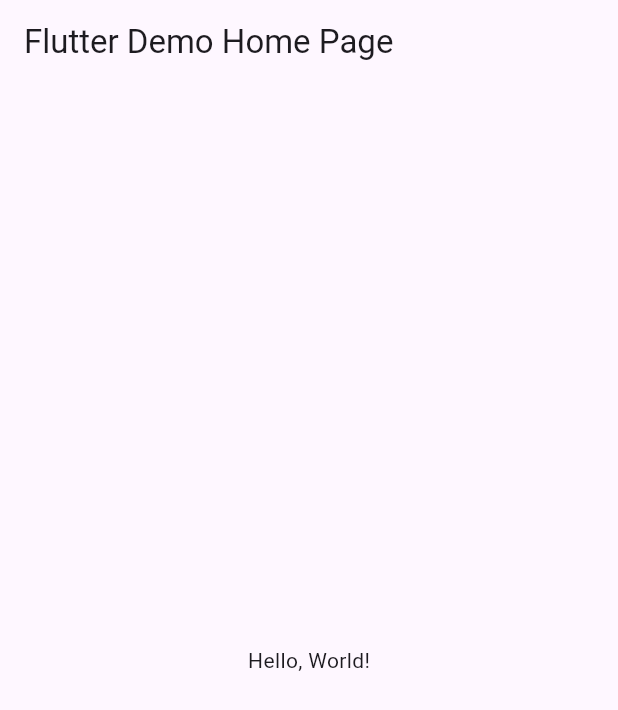
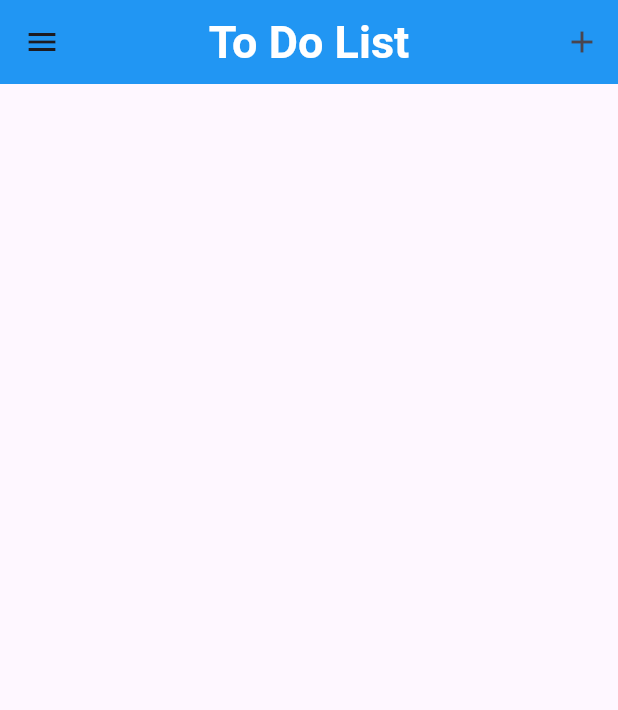
Before and after one commit to YoussefElAkkad/MobileAppDevelopment, a Flutter app: the screen it shows after launch, on a phone screen of 412 x 824 dp. Shown: the top 710 px of the screen. Run offline on Flutter 3.47's test engine with Material 3 defaults, Android fonts, the phone set to English and light mode, and no system bars.

Commit message:
session5_Content

```diff
--- /dev/null
+++ b/lib/To_do_list.dart
@@ -0,0 +1,27 @@
+import 'package:flutter/material.dart';
+
+class To_Do_List extends StatelessWidget {
+  const To_Do_List({Key? key}) : super(key: key);
+
+  @override
+  Widget build(BuildContext context) {
+    return Scaffold(
+      appBar: AppBar(
+        titleTextStyle: const TextStyle(
+            color: Colors.white, fontSize: 30, fontWeight: FontWeight.bold),
+        backgroundColor: Colors.blue,
+        centerTitle: true,
+        leading: const Icon(Icons.menu),
+        title: const Text("To Do List"),
+        actions: [
+          IconButton(
+            onPressed: () {
+              print("Hello world");
+            },
+            icon: const Icon(Icons.add),
+          )
+        ],
+      ),
+    );
+  }
+}
--- a/lib/main.dart
+++ b/lib/main.dart
@@ -1,43 +1,16 @@
 import 'package:flutter/material.dart';
+import 'To_do_list.dart';
 
-void main() => runApp(MyApp());
+void main() => runApp(const MyApp());
 
 class MyApp extends StatelessWidget {
   const MyApp({super.key});
   // This widget is the root of your application.
   @override
   Widget build(BuildContext context) {
-    return MaterialApp(
-      // Application name
-      title: 'Flutter Hello World',
-      // Application theme data, you can set the colors for the application as
-      // you want
-      theme: ThemeData(
-        // useMaterial3: false,
-        primarySwatch: Colors.blue,
-      ),
-      // A widget which will be started on application startup
-      home: MyHomePage(title: 'Flutter Demo Home Page'),
+    return const MaterialApp(
+      debugShowCheckedModeBanner: false,
+      home: To_Do_List(),
     );
   }
 }
-
-class MyHomePage extends StatelessWidget {
-  final String title;
-  const MyHomePage({super.key, required this.title});
-
-  @override
-  Widget build(BuildContext context) {
-    return Scaffold(
-      appBar: AppBar(
-        // The title text which will be shown on the action bar
-        title: Text(title),
-      ),
-      body: Center(
-        child: Text(
-          'Hello, World!',
-        ),
-      ),
-    );
-  }
-}
```
